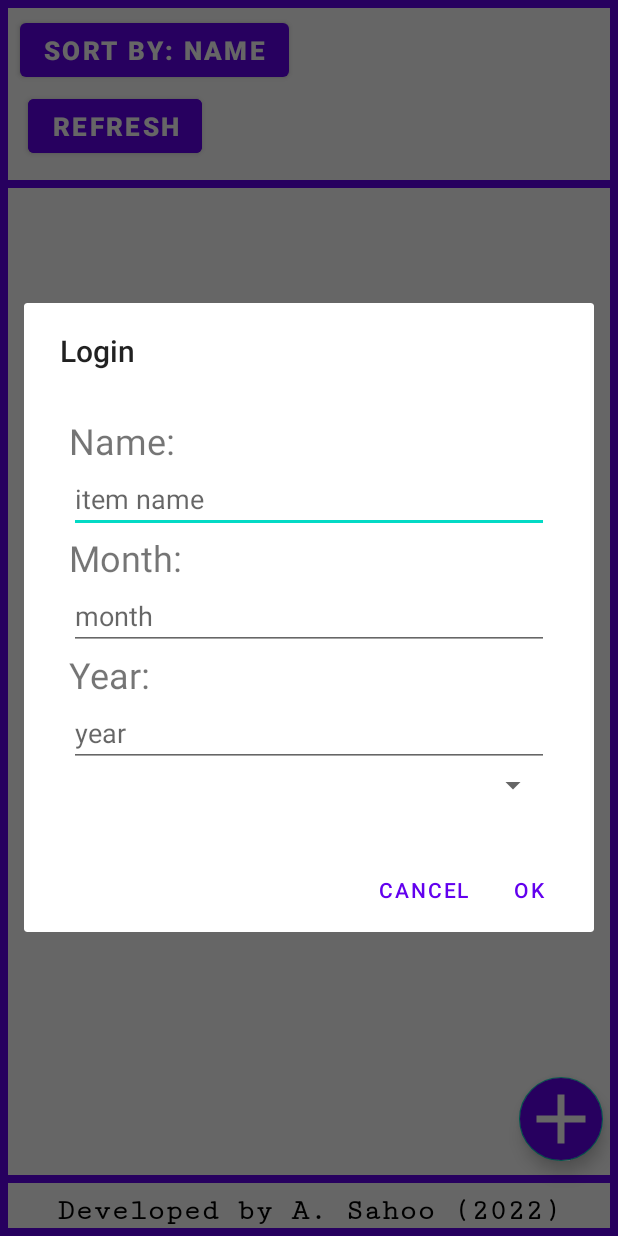
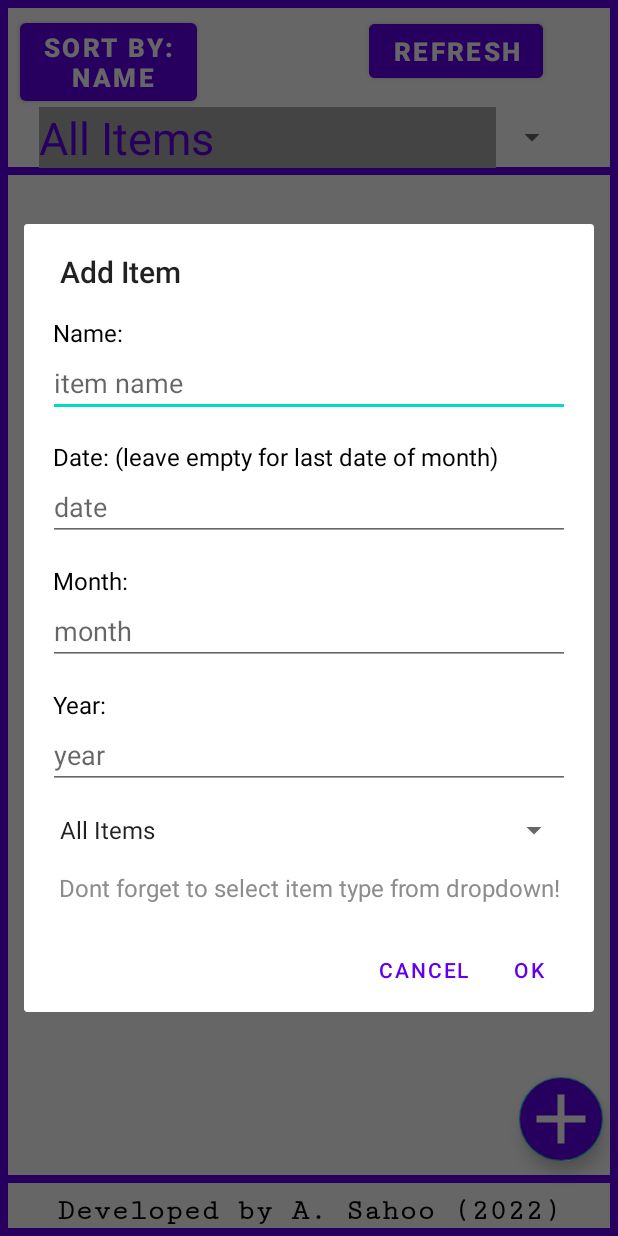
Before and after one commit to anish-sahoo/ExpiryDateReminder, an Android app: the screen it shows after launch (MainActivity), after a tap on an icon or button, on a phone screen of 412 x 824 dp. Run offline under Robolectric (Android 15) with nearby library versions, the phone set to English and light mode, and no system bars.

Commit message:
Improved input dialog box, added category & date
changed the addItemsAsNeeded() method to include category and date.
Some minor fixes to activity_main layout, and dialog box layout. Made sure the input from spinner is usable inside the method in dialogHandler.

```diff
--- a/app/src/main/java/com/anish/expirydatereminder/DialogHandler.java
+++ b/app/src/main/java/com/anish/expirydatereminder/DialogHandler.java
@@ -5,16 +5,20 @@ import android.content.Context;
 import android.os.Bundle;
 import android.view.LayoutInflater;
 import android.view.View;
+import android.widget.AdapterView;
+import android.widget.ArrayAdapter;
 import android.widget.EditText;
+import android.widget.Spinner;
 import android.widget.Toast;
 
 import androidx.appcompat.app.AlertDialog;
 import androidx.appcompat.app.AppCompatDialogFragment;
 
-public class DialogHandler extends AppCompatDialogFragment {
+public class DialogHandler extends AppCompatDialogFragment implements AdapterView.OnItemSelectedListener {
     private EditText name, month, year;
     private ExampleDialogListener listener;
-
+    private Spinner spinner;
+    private String[] CATEGORIES = new String[]{"All Items","Grocery","Important dates","Medicine","Other Items"};
 
     @Override
     public Dialog onCreateDialog(Bundle savedInstanceState) {
@@ -24,19 +28,20 @@ public class DialogHandler extends AppCompatDialogFragment {
         View view = inflater.inflate(R.layout.item_activity_layout, null);
 
         builder.setView(view)
-                .setTitle("Login")
-                .setNegativeButton("cancel", (dialogInterface, i) -> {
-
-                })
+                .setTitle("Add Item")
+                .setNegativeButton("cancel", (dialogInterface, i) -> {})
                 .setPositiveButton("ok", (dialogInterface, i) -> {
                     if(!name.getText().toString().isEmpty() && !month.getText().toString().isEmpty() && !year.getText().toString().isEmpty()){
                         String itemName = name.getText().toString();
                         int expiryMonth = Integer.parseInt(month.getText().toString());
                         int expiryYear = Integer.parseInt(year.getText().toString());
 
-                        if(expiryMonth < 12 && expiryMonth > 0) {
+                        String item_category = spinner.getSelectedItem().toString();
+                        Toast.makeText(getContext(), item_category+" was selected from spinner inside dialog box", Toast.LENGTH_SHORT).show();
+                        int date = 0;
+                        if(expiryMonth < 13 && expiryMonth > 0) {
                             if (expiryYear > 999 && expiryYear < 10000)
-                                listener.addItemAsNeeded(itemName, expiryMonth, expiryYear);
+                                listener.addItemAsNeeded(itemName, date, expiryMonth, expiryYear, item_category);
                             else
                                 Toast.makeText(getContext(), "Incorrect year input, it must be in YYYY format!", Toast.LENGTH_SHORT).show();
                         }
@@ -49,6 +54,12 @@ public class DialogHandler extends AppCompatDialogFragment {
         month = view.findViewById(R.id.month_dialog_box_editText);
         year = view.findViewById(R.id.year_dialog_box_editText);
 
+        spinner = view.findViewById(R.id.spinner_category_selector_add_item);
+        spinner.setOnItemSelectedListener(this);
+        ArrayAdapter<String> arrayAdapter = new ArrayAdapter<>(getContext(), android.R.layout.simple_spinner_item,CATEGORIES);
+        arrayAdapter.setDropDownViewResource(android.R.layout.simple_spinner_dropdown_item);
+        spinner.setAdapter(arrayAdapter);
+
         return builder.create();
     }
 
@@ -59,12 +70,22 @@ public class DialogHandler extends AppCompatDialogFragment {
         try {
             listener = (ExampleDialogListener) context;
         } catch (ClassCastException e) {
-            throw new ClassCastException(context.toString() +
-                    "must implement ExampleDialogListener");
+            throw new ClassCastException(context + "must implement ExampleDialogListener");
         }
     }
 
     public interface ExampleDialogListener {
-        void addItemAsNeeded(String item_name, int month, int year);
+        void addItemAsNeeded(String item_name, int date, int month, int year, String category_name);
+    }
+
+
+
+    @Override
+    public void onItemSelected(AdapterView<?> adapterView, View view, int i, long l) {
+        Toast.makeText(getContext(), CATEGORIES[i], Toast.LENGTH_SHORT).show();
+    }
+    @Override
+    public void onNothingSelected(AdapterView<?> adapterView) {
+
     }
 }
--- a/app/src/main/java/com/anish/expirydatereminder/MainActivity.java
+++ b/app/src/main/java/com/anish/expirydatereminder/MainActivity.java
@@ -14,10 +14,13 @@ import android.net.Uri;
 import android.os.Build;
 import android.os.Bundle;
 import android.util.Log;
+import android.view.View;
 import android.view.WindowManager;
+import android.widget.AdapterView;
 import android.widget.ArrayAdapter;
 import android.widget.Button;
 import android.widget.ListView;
+import android.widget.Spinner;
 import android.widget.Toast;
 
 import androidx.annotation.RequiresApi;
@@ -32,7 +35,7 @@ import java.util.Comparator;
 import java.util.List;
 import java.util.Objects;
 
-public class MainActivity extends AppCompatActivity implements DialogHandler.ExampleDialogListener{
+public class MainActivity extends AppCompatActivity implements DialogHandler.ExampleDialogListener, AdapterView.OnItemSelectedListener{
 
     private ArrayList<String> items;
     private ArrayAdapter<String> itemsAdapter;
@@ -41,6 +44,9 @@ public class MainActivity extends AppCompatActivity implements DialogHandler.Exa
     private FloatingActionButton addItemButton;
     private DatabaseHandler dbHandler;
     private List<ItemModel> modelList;
+    private final String[] categories = new String[]{"All Items","Grocery","Important dates","Medicine","Other Items"};
+
+    private Spinner categorySpinner;
 
     @RequiresApi(api = Build.VERSION_CODES.N)
     @Override
@@ -58,17 +64,15 @@ public class MainActivity extends AppCompatActivity implements DialogHandler.Exa
         createNotificationChannel();
 
         listView = findViewById(R.id.listView);
-        //button = findViewById(R.id.addItemButton);
         refreshButton = findViewById(R.id.refreshButton);
+        addItemButton = findViewById(R.id.addItemButton);
 
         items = new ArrayList<>();
         itemsAdapter = new ArrayAdapter<>(this,android.R.layout.simple_list_item_1, items);
         listView.setAdapter(itemsAdapter);
 
-        //button.setOnClickListener(view ->{ openDialog(); });
         setUpListViewListener();
 
-        addItemButton = findViewById(R.id.addItemButton);
         addItemButton.setOnClickListener(view -> openDialog());
 
         dbHandler = new DatabaseHandler(MainActivity.this);
@@ -81,14 +85,21 @@ public class MainActivity extends AppCompatActivity implements DialogHandler.Exa
             setNotifications(0);
         else
             setNotifications(1);
-
         refreshButton.setOnClickListener(view -> {
+            modelList = dbHandler.getAllItems();
+            itemsAdapter.clear();
             Collections.sort(modelList, Comparator.comparingInt(ItemModel::getMonth));
             Collections.sort(modelList, Comparator.comparingInt(ItemModel::getYear));
+            populate(modelList);
             itemsAdapter.notifyDataSetChanged();
         });
 
 
+        categorySpinner = findViewById(R.id.category_spinner);
+        categorySpinner.setOnItemSelectedListener(this);
+        ArrayAdapter<String> ad = new ArrayAdapter<>(this, R.layout.spinner_item, categories);
+        ad.setDropDownViewResource(android.R.layout.simple_spinner_dropdown_item);
+        categorySpinner.setAdapter(ad);
 
     }
 
@@ -278,9 +289,20 @@ public class MainActivity extends AppCompatActivity implements DialogHandler.Exa
         dialogHandler.show(getSupportFragmentManager(),"Add item");
     }
 
+
     @Override
-    public void addItemAsNeeded(String item_name, int month, int year) {
+    public void addItemAsNeeded(String item_name, int date, int month, int year, String category_name) {
         addItem(item_name,month,year);
         itemsAdapter.notifyDataSetChanged();
     }
+
+
+    @Override
+    public void onItemSelected(AdapterView<?> adapterView, View view, int i, long l) {
+        Toast.makeText(getApplicationContext(), "Hello!", Toast.LENGTH_SHORT).show();
+    }
+    @Override
+    public void onNothingSelected(AdapterView<?> adapterView) {
+
+    }
 }
--- a/app/src/main/res/layout/activity_main.xml
+++ b/app/src/main/res/layout/activity_main.xml
@@ -15,6 +15,7 @@
         android:background="?android:attr/listDivider"
         android:backgroundTint="@color/purple_500"
         android:backgroundTintMode="src_over" />
+
 
     <View
         android:id="@+id/divider4"
@@ -69,6 +70,7 @@
         android:backgroundTint="@color/purple_500"
         android:backgroundTintMode="src_over" />
 
+
     <View
         android:id="@+id/divider2"
         android:layout_width="match_parent"
@@ -78,10 +80,12 @@
         android:layout_alignParentStart="true"
         android:layout_alignParentTop="true"
 
-        android:layout_marginTop="120dp"
+        android:layout_alignParentEnd="true"
+        android:layout_marginStart="-1dp"
+        android:layout_marginTop="111dp"
+        android:layout_marginEnd="0dp"
         android:background="@color/purple_500"
         android:backgroundTintMode="src_over" />
-
 
     <com.google.android.material.floatingactionbutton.FloatingActionButton
         android:id="@+id/addItemButton"
@@ -122,8 +126,8 @@
         android:layout_alignParentTop="true"
         android:layout_alignParentEnd="true"
 
-        android:layout_marginTop="60dp"
-        android:layout_marginEnd="277dp"
+        android:layout_marginTop="10dp"
+        android:layout_marginEnd="50dp"
         android:backgroundTint="@color/purple_500"
 
         android:text="Refresh"
@@ -140,25 +144,47 @@
 
         android:layout_marginStart="13dp"
         android:layout_marginTop="9dp"
-        android:text="Sort By: Name"
+        android:text="Sort By:&#10; Name"
         android:textSize="17sp"
         android:textStyle="bold" />
 
     <LinearLayout
-        android:layout_width="355dp"
-        android:layout_height="450dp"
+        android:layout_width="match_parent"
+        android:layout_height="wrap_content"
+
         android:layout_alignParentStart="true"
         android:layout_alignParentTop="true"
-        android:layout_centerHorizontal="true"
-        android:layout_marginStart="26dp"
-        android:layout_marginTop="232dp"
-        android:orientation="vertical">
+        android:layout_alignParentEnd="true"
+        android:layout_alignParentBottom="true"
+
+        android:layout_marginStart="5dp"
+        android:layout_marginTop="116dp"
+        android:layout_marginEnd="5dp"
+        android:layout_marginBottom="42dp"
+
+        android:orientation="vertical"
+        android:padding="10dp">
 
         <ListView
             android:id="@+id/listView"
-            android:layout_width="291dp"
-            android:layout_height="356dp" />
+            android:layout_width="match_parent"
+            android:layout_height="match_parent" />
 
     </LinearLayout>
 
+    <Spinner
+        android:id="@+id/category_spinner"
+        android:layout_width="match_parent"
+        android:layout_height="wrap_content"
+
+        android:layout_alignParentStart="true"
+        android:layout_alignParentTop="true"
+        android:layout_alignParentEnd="true"
+
+        android:layout_centerInParent="true"
+        android:layout_marginStart="26dp"
+        android:layout_marginTop="71dp"
+        android:layout_marginEnd="33dp"
+        android:spinnerMode="dropdown" />
+
 </RelativeLayout>
--- a/app/src/main/res/layout/item_activity_layout.xml
+++ b/app/src/main/res/layout/item_activity_layout.xml
@@ -2,14 +2,16 @@
     android:layout_width="match_parent"
     android:layout_height="wrap_content"
     android:orientation="vertical"
-    android:padding="30dp">
+    android:padding="16dp">
 
     <TextView
         android:id="@+id/name_dialog_box"
         android:layout_width="match_parent"
         android:layout_height="wrap_content"
+        android:paddingStart="3dp"
         android:text="Name:"
-        android:textSize="24dp">
+        android:textColor="@color/black"
+        android:textSize="16sp">
     </TextView>
     <EditText
         android:id="@+id/name_dialog_box_editText"
@@ -19,19 +21,46 @@
         android:hint="item name">
     </EditText>
 
+
+    <TextView
+        android:id="@+id/date_dialog_box"
+        android:layout_width="match_parent"
+        android:layout_height="wrap_content"
+        android:layout_below="@id/name_dialog_box_editText"
+        android:text="Date: (leave empty for last date of month)"
+        android:paddingStart="3dp"
+        android:textColor="@color/black"
+        android:layout_marginTop="15dp"
+        android:textSize="16sp">
+    </TextView>
+
+    <EditText
+        android:id="@+id/date_dialog_box_editText"
+        android:layout_width="match_parent"
+        android:layout_height="wrap_content"
+        android:layout_below="@id/date_dialog_box"
+        android:inputType="number"
+        android:hint="date">
+    </EditText>
+
+
     <TextView
         android:id="@+id/month_dialog_box"
-        android:layout_below="@id/name_dialog_box_editText"
         android:layout_width="match_parent"
         android:layout_height="wrap_content"
+        android:layout_below="@id/date_dialog_box_editText"
+        android:paddingStart="3dp"
         android:text="Month:"
-        android:textSize="24dp">
+        android:layout_marginTop="15dp"
+        android:textColor="@color/black"
+        android:textSize="16sp">
     </TextView>
     <EditText
         android:id="@+id/month_dialog_box_editText"
         android:layout_below="@id/month_dialog_box"
         android:layout_width="match_parent"
         android:layout_height="wrap_content"
+        android:inputType="number"
         android:hint="month">
     </EditText>
 
@@ -40,21 +69,42 @@
         android:layout_below="@id/month_dialog_box_editText"
         android:layout_width="match_parent"
         android:layout_height="wrap_content"
+        android:paddingStart="3dp"
         android:text="Year:"
-        android:textSize="24dp">
+        android:layout_marginTop="15dp"
+        android:textColor="@color/black"
+        android:textSize="16sp">
     </TextView>
     <EditText
         android:id="@+id/year_dialog_box_editText"
         android:layout_below="@id/year_dialog_box"
         android:layout_width="match_parent"
         android:layout_height="wrap_content"
+        android:inputType="number"
         android:hint="year">
     </EditText>
 
+
     <Spinner
+        android:id="@+id/spinner_category_selector_add_item"
         android:layout_width="match_parent"
         android:layout_height="wrap_content"
-        android:layout_below="@id/year_dialog_box_editText">
+        android:layout_below="@id/year_dialog_box_editText"
+        android:layout_centerHorizontal="true"
+        android:layout_marginTop="15dp">
     </Spinner>
 
+    <TextView
+        android:layout_width="match_parent"
+        android:layout_height="wrap_content"
+        android:layout_below="@id/spinner_category_selector_add_item"
+        android:layout_centerHorizontal="true"
+        android:layout_marginTop="15dp"
+        android:text="Dont forget to select item type from dropdown!"
+        android:textSize="16sp"
+        android:textAlignment="center"
+        android:textColor="#8C8C8C">
+
+    </TextView>
+
 </RelativeLayout>
--- /dev/null
+++ b/app/src/main/res/layout/spinner_item.xml
@@ -0,0 +1,10 @@
+<TextView xmlns:android="http://schemas.android.com/apk/res/android"
+    android:id="@android:id/text1"
+    android:singleLine="true"
+    android:layout_width="match_parent"
+    android:layout_height="wrap_content"
+    android:ellipsize="marquee"
+    android:textAlignment="inherit"
+    android:textSize="30sp"
+    android:background="@android:color/darker_gray"
+    android:textColor="@color/purple_500" />
```
